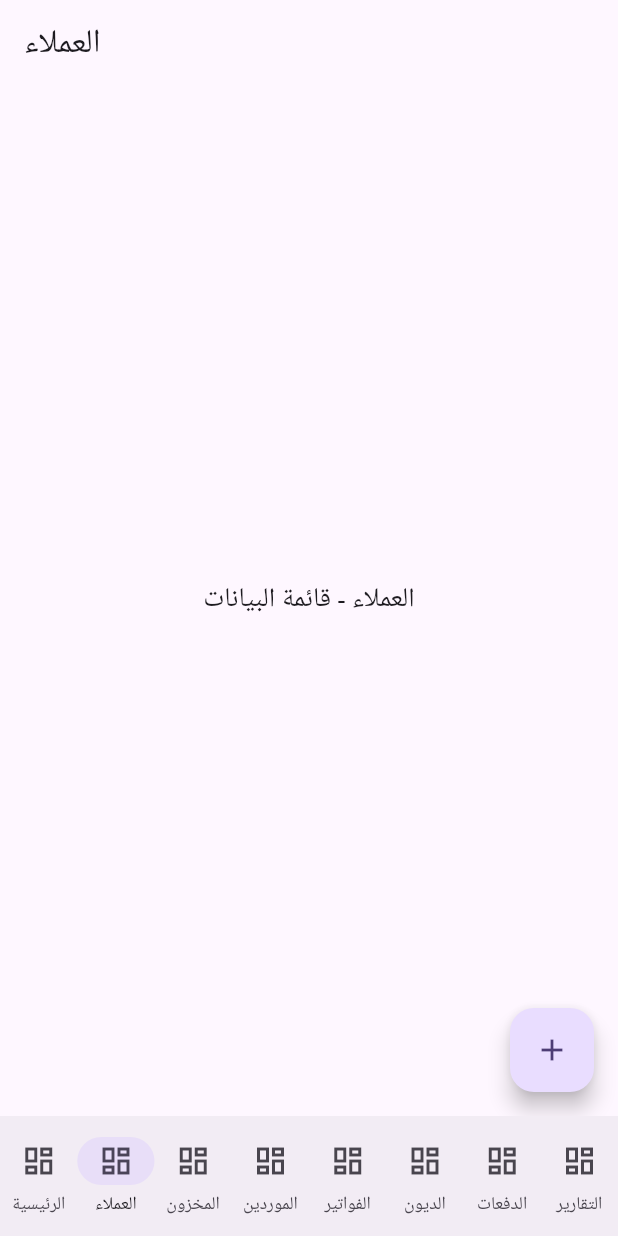
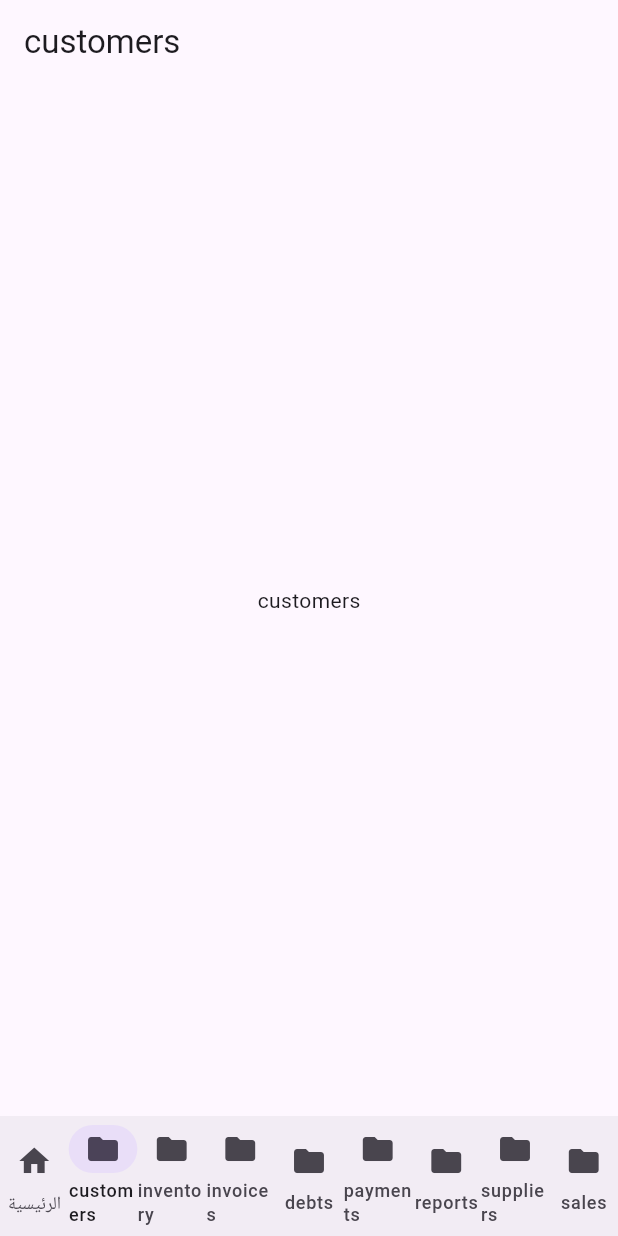
Before and after one commit to hlab37850-jpg/flutter-builder-real, a Flutter app: the screen it shows after launch, item 2 of the bottom bar chosen, on a phone screen of 412 x 824 dp. Run offline on Flutter 3.47's test engine with Material 3 defaults, Android fonts, the phone set to English and light mode, and no system bars; Roboto replaces fonts that are missing (Cairo).

Commit message:
Real AI: lib/main.dart

```diff
--- a/lib/main.dart
+++ b/lib/main.dart
@@ -1,166 +1,50 @@
 import 'package:flutter/material.dart';
-
-void main() => runApp(MahaniApp());
-
-class MahaniApp extends StatelessWidget {
-  const MahaniApp({super.key});
-  @override
-  Widget build(BuildContext context){
-    return MaterialApp(
-      title: 'تطبيقي',
-      locale: Locale('ar'),
-      theme: ThemeData(colorSchemeSeed: Color(0xFF8B5CF6), useMaterial3: true, fontFamily: 'Cairo'),
-      home: HomeShell(),
-    );
-  }
+void main()=>runApp(const MyApp());
+class MyApp extends StatelessWidget{
+  const MyApp({super.key});
+  @override Widget build(BuildContext c)=>MaterialApp(
+    title: 'تطبيق إدارة',
+    theme: ThemeData(colorSchemeSeed: Colors.deepPurple, useMaterial3: true),
+    home: Home(),
+  );
 }
-
-class HomeShell extends StatefulWidget{
-  const HomeShell({super.key});
-  @override State<HomeShell> createState()=>_HomeShellState();
+class Home extends StatefulWidget{
+  const Home({super.key});
+  @override State<Home> createState()=>_HomeState();
 }
-class _HomeShellState extends State<HomeShell>{
-  int _index=0;
-  final _views=[
-    DashboardScreen(),
-    CustomersScreen(),
-    InventoryScreen(),
-    SuppliersScreen(),
-    InvoicesScreen(),
-    DebtsScreen(),
-    PaymentsScreen(),
-    ReportsScreen()
-  ];
-  @override
-  Widget build(BuildContext context){
+class _HomeState extends State<Home>{
+  int idx=0;
+  @override Widget build(BuildContext c){
+    final titles=["customers","inventory","invoices","debts","payments","reports","suppliers","sales"];
+    final pages=[
+      Center(child: Text('تطبيق إدارة', style: TextStyle(fontSize:24, fontWeight: FontWeight.bold))),
+      Center(child: Text('customers')),
+      Center(child: Text('inventory')),
+      Center(child: Text('invoices')),
+      Center(child: Text('debts')),
+      Center(child: Text('payments')),
+      Center(child: Text('reports')),
+      Center(child: Text('suppliers')),
+      Center(child: Text('sales'))
+    ];
     return Scaffold(
-      body: _views[_index],
+      appBar: AppBar(title: Text(idx==0?'تطبيق إدارة':titles[idx-1])),
+      body: pages[idx],
       bottomNavigationBar: NavigationBar(
-        selectedIndex: _index,
-        onDestinationSelected: (i)=>setState(()=>_index=i),
-        destinations: [
-    NavigationDestination(icon: Icon(Icons.dashboard_outlined), label: 'الرئيسية'),
-    NavigationDestination(icon: Icon(Icons.dashboard_outlined), label: 'العملاء'),
-    NavigationDestination(icon: Icon(Icons.dashboard_outlined), label: 'المخزون'),
-    NavigationDestination(icon: Icon(Icons.dashboard_outlined), label: 'الموردين'),
-    NavigationDestination(icon: Icon(Icons.dashboard_outlined), label: 'الفواتير'),
-    NavigationDestination(icon: Icon(Icons.dashboard_outlined), label: 'الديون'),
-    NavigationDestination(icon: Icon(Icons.dashboard_outlined), label: 'الدفعات'),
-    NavigationDestination(icon: Icon(Icons.dashboard_outlined), label: 'التقارير'),
+        selectedIndex: idx,
+        onDestinationSelected: (i)=>setState(()=>idx=i),
+        destinations: const [
+          NavigationDestination(icon: Icon(Icons.home), label: 'الرئيسية'),
+          NavigationDestination(icon: Icon(Icons.folder), label: 'customers'),
+          NavigationDestination(icon: Icon(Icons.folder), label: 'inventory'),
+          NavigationDestination(icon: Icon(Icons.folder), label: 'invoices'),
+          NavigationDestination(icon: Icon(Icons.folder), label: 'debts'),
+          NavigationDestination(icon: Icon(Icons.folder), label: 'payments'),
+          NavigationDestination(icon: Icon(Icons.folder), label: 'reports'),
+          NavigationDestination(icon: Icon(Icons.folder), label: 'suppliers'),
+          NavigationDestination(icon: Icon(Icons.folder), label: 'sales')
         ],
       ),
     );
   }
 }
-
-class DashboardScreen extends StatelessWidget{
-  @override
-  Widget build(BuildContext context){
-    return Scaffold(
-      appBar: AppBar(title: Text('تطبيقي'), centerTitle:true),
-      body: GridView.count(
-        crossAxisCount:2, padding: EdgeInsets.all(16), mainAxisSpacing:12, crossAxisSpacing:12,
-        children:[
-          _StatCard(title:'العملاء', value:'0', icon:'👥'),
-          _StatCard(title:'المخزون', value:'0', icon:'📦'),
-          _StatCard(title:'الموردين', value:'0', icon:'🚚'),
-          _StatCard(title:'الفواتير', value:'0', icon:'🧾'),
-          _StatCard(title:'الديون', value:'0', icon:'💳'),
-          _StatCard(title:'الدفعات', value:'0', icon:'💵'),
-          _StatCard(title:'التقارير', value:'0', icon:'📊')
-        ]
-      ),
-    );
-  }
-}
-class _StatCard extends StatelessWidget{
-  final String title,value,icon;
-  const _StatCard({required this.title,required this.value,required this.icon});
-  @override Widget build(BuildContext context){
-    return Card(child: Padding(padding: EdgeInsets.all(16), child: Column(children:[Text(icon,style:TextStyle(fontSize:24)), SizedBox(height:8), Text(title), Text(value,style:TextStyle(fontSize:22,fontWeight:FontWeight.bold))])) );
-  }
-}
-
-class CustomersScreen extends StatelessWidget {
-  const CustomersScreen({super.key});
-  @override
-  Widget build(BuildContext context){
-    return Scaffold(
-      appBar: AppBar(title: Text('العملاء')),
-      body: Center(child: Text('العملاء - قائمة البيانات', style: TextStyle(fontSize:18))),
-      floatingActionButton: FloatingActionButton(onPressed:(){}, child: Icon(Icons.add)),
-    );
-  }
-}
-
-class InventoryScreen extends StatelessWidget {
-  const InventoryScreen({super.key});
-  @override
-  Widget build(BuildContext context){
-    return Scaffold(
-      appBar: AppBar(title: Text('المخزون')),
-      body: Center(child: Text('المخزون - قائمة البيانات', style: TextStyle(fontSize:18))),
-      floatingActionButton: FloatingActionButton(onPressed:(){}, child: Icon(Icons.add)),
-    );
-  }
-}
-
-class SuppliersScreen extends StatelessWidget {
-  const SuppliersScreen({super.key});
-  @override
-  Widget build(BuildContext context){
-    return Scaffold(
-      appBar: AppBar(title: Text('الموردين')),
-      body: Center(child: Text('الموردين - قائمة البيانات', style: TextStyle(fontSize:18))),
-      floatingActionButton: FloatingActionButton(onPressed:(){}, child: Icon(Icons.add)),
-    );
-  }
-}
-
-class InvoicesScreen extends StatelessWidget {
-  const InvoicesScreen({super.key});
-  @override
-  Widget build(BuildContext context){
-    return Scaffold(
-      appBar: AppBar(title: Text('الفواتير')),
-      body: Center(child: Text('الفواتير - قائمة البيانات', style: TextStyle(fontSize:18))),
-      floatingActionButton: FloatingActionButton(onPressed:(){}, child: Icon(Icons.add)),
-    );
-  }
-}
-
-class DebtsScreen extends StatelessWidget {
-  const DebtsScreen({super.key});
-  @override
-  Widget build(BuildContext context){
-    return Scaffold(
-      appBar: AppBar(title: Text('الديون')),
-      body: Center(child: Text('الديون - قائمة البيانات', style: TextStyle(fontSize:18))),
-      floatingActionButton: FloatingActionButton(onPressed:(){}, child: Icon(Icons.add)),
-    );
-  }
-}
-
-class PaymentsScreen extends StatelessWidget {
-  const PaymentsScreen({super.key});
-  @override
-  Widget build(BuildContext context){
-    return Scaffold(
-      appBar: AppBar(title: Text('الدفعات')),
-      body: Center(child: Text('الدفعات - قائمة البيانات', style: TextStyle(fontSize:18))),
-      floatingActionButton: FloatingActionButton(onPressed:(){}, child: Icon(Icons.add)),
-    );
-  }
-}
-
-class ReportsScreen extends StatelessWidget {
-  const ReportsScreen({super.key});
-  @override
-  Widget build(BuildContext context){
-    return Scaffold(
-      appBar: AppBar(title: Text('التقارير')),
-      body: Center(child: Text('التقارير - قائمة البيانات', style: TextStyle(fontSize:18))),
-      floatingActionButton: FloatingActionButton(onPressed:(){}, child: Icon(Icons.add)),
-    );
-  }
-}
```
